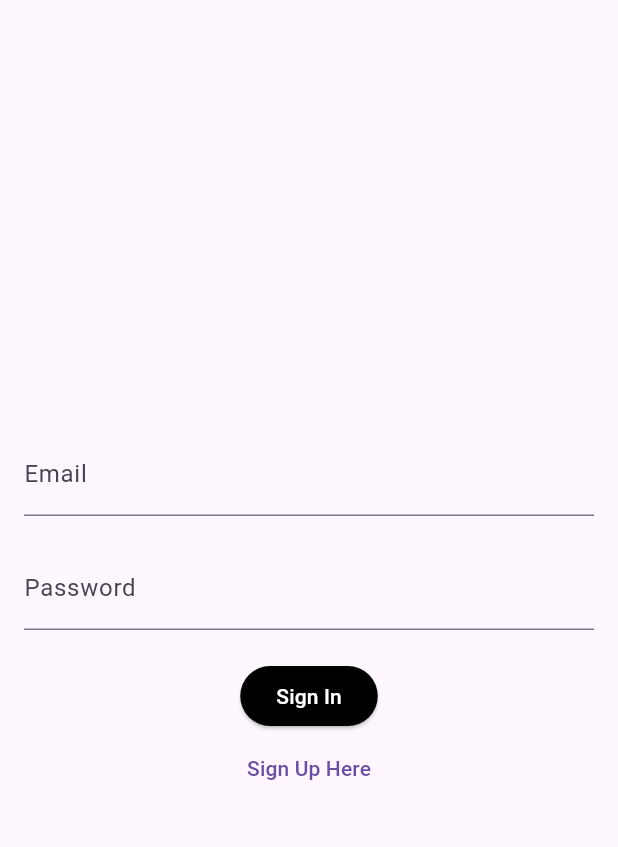
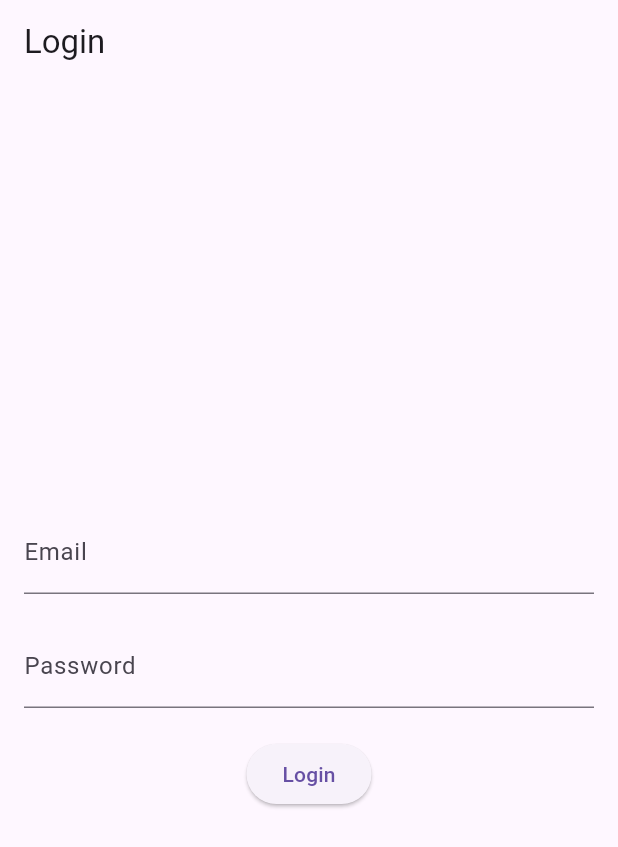
Before and after one commit to karthikeyan-ks/weread, a Flutter app: the screen it shows after launch, on a phone screen of 412 x 824 dp. Shown: the top 847 px of the screen. Run offline on Flutter 3.47's test engine with Material 3 defaults, Android fonts, the phone set to English and light mode, and no system bars; our stand-ins replace fluttertoast, logger.

Commit message:
django changes

```diff
--- a/libra/lib/login_page.dart
+++ b/libra/lib/login_page.dart
@@ -4,6 +4,7 @@ import 'home_screen.dart'; // <-- Added this line
 import 'package:http/http.dart' as http;
 import 'dart:convert';
 import 'Data/userLogin.dart';
+import 'package:logger/logger.dart';
 
 class LoginPage extends StatefulWidget {
   @override
@@ -29,8 +30,8 @@ class _LoginPageState extends State<LoginPage> {
       body: jsonBody,
     );
     ScaffoldMessenger.of(context).showSnackBar(
-        SnackBar(content: Text(response.body)),
-      );
+      SnackBar(content: Text(response.body)),
+    );
     User user = User(response.body);
     if (user.message == "success") {
       Navigator.pushReplacement(
@@ -65,7 +66,9 @@ class _LoginPageState extends State<LoginPage> {
   @override
   Widget build(BuildContext context) {
     return Scaffold(
-
+      appBar: AppBar(
+        title: Text('Login'),
+      ),
       body: Padding(
         padding: const EdgeInsets.all(16.0),
         child: Column(
@@ -86,29 +89,9 @@ class _LoginPageState extends State<LoginPage> {
               ),
             ),
             SizedBox(height: 20),
-          ElevatedButton(
-              style: ElevatedButton.styleFrom(
-                backgroundColor: Colors.black, // Button color
-              ),
-              onPressed: () {
-                Navigator.push(
-                  context,
-                  MaterialPageRoute(builder: (context) => HomeScreen()),
-                );
-              },
-              child: Text(
-                'Sign In',
-                style: TextStyle(color: Colors.white), // Text color
-              ),
-            ),
-            TextButton(
-              onPressed: () {
-                Navigator.push(
-                  context,
-                  MaterialPageRoute(builder: (context) => SignUpPage()),
-                );
-              },
-              child: Text('Sign Up Here'),
+            ElevatedButton(
+              onPressed: _login,
+              child: Text('Login'),
             ),
           ],
         ),
```
Also changed, not shown: 2 other files.
